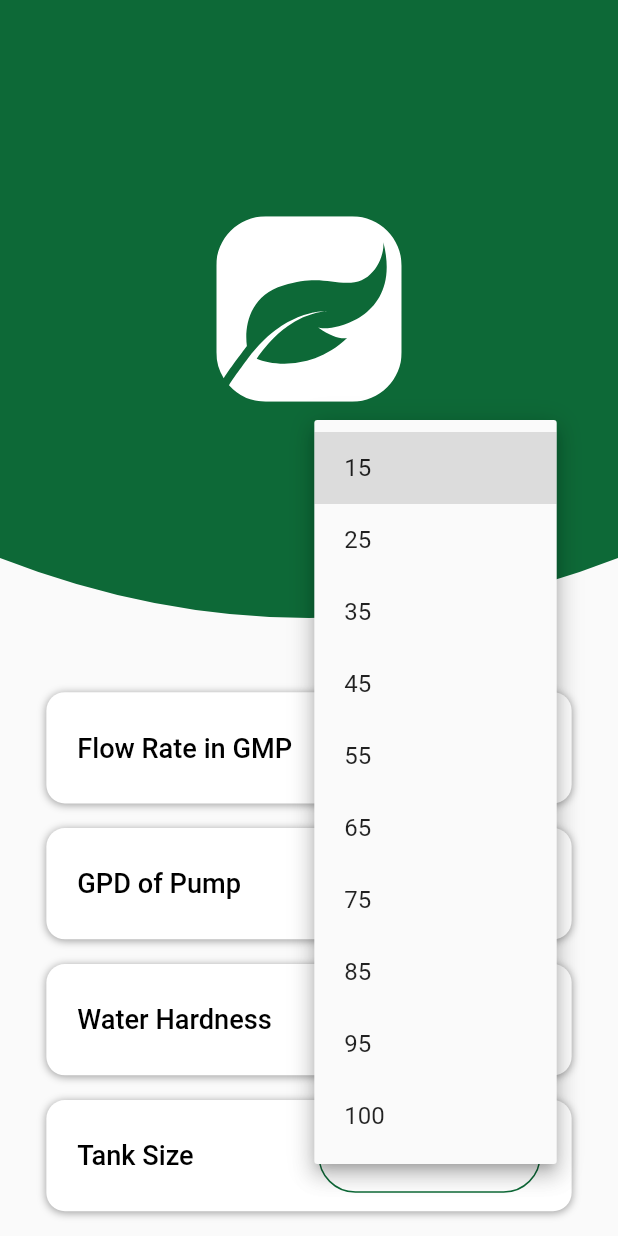
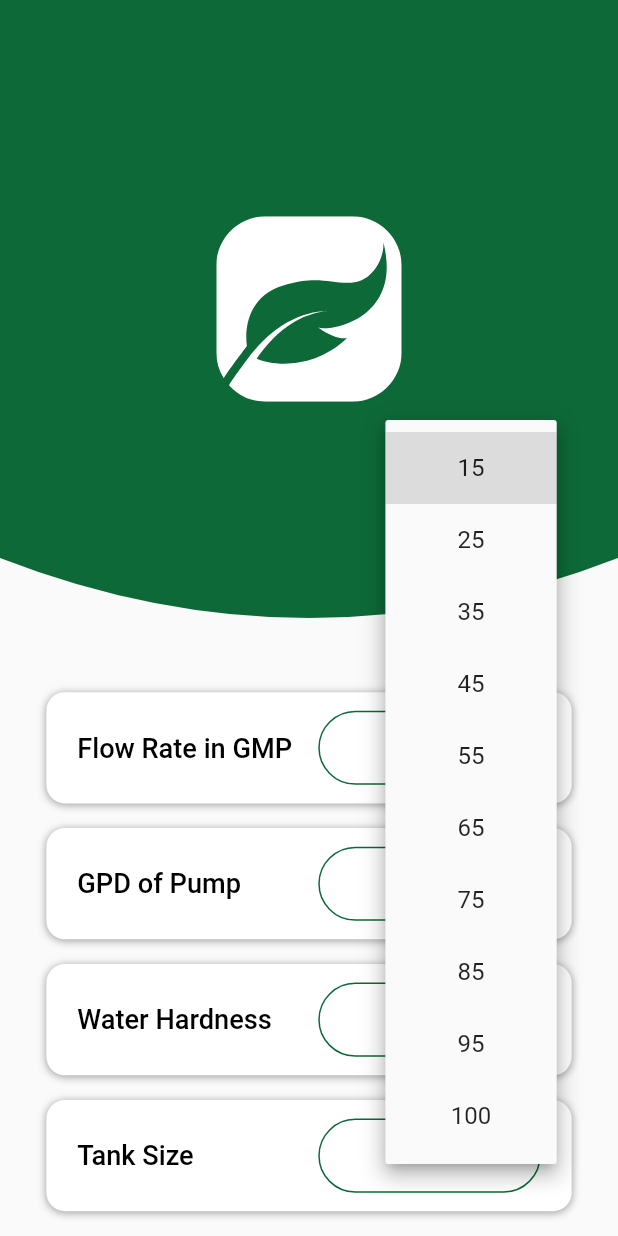
Before and after one commit to GithubUser18974/Hydro-Done, a Flutter app: the CalciumPreventionPage screen opened by its route, after a tap on "--", on a phone screen of 412 x 824 dp. Run offline on Flutter 3.47's test engine with Material 2 defaults, Android fonts, the phone set to English and light mode, and no system bars; our stand-ins replace flutter_custom_clippers, flutter_svg.

Commit message:
DropDownWidget Flex , Centered

```diff
--- a/lib/Widgets/DropDownWidget.dart
+++ b/lib/Widgets/DropDownWidget.dart
@@ -47,16 +47,17 @@ class _DropDownWidgetState extends State<DropDownWidget> {
         mainAxisAlignment: MainAxisAlignment.spaceBetween,
         children: [
           Text(widget.text, style: textStyle3(height)),
-          DropdownButtonHideUnderline(
+          Flexible(
+            child: DropdownButtonHideUnderline(
               child: Container(
                 height: height * .06,
                 width: width * .36,
-              padding: EdgeInsets.symmetric(
-                  horizontal: width * .03, vertical: height * .005),
+                padding: EdgeInsets.only(right: width * .03,left: width * .145, top: height * .005, bottom: height * .005),
                 decoration: BoxDecoration(
                   border: Border.all(color: mainColor),
                   borderRadius: BorderRadius.circular(width * .1),
                 ),
+                // alignment: Alignment.center,
                 child: DropdownButton<String>(
                   hint: Text('--'),
                   value: dropdownValue,
@@ -75,12 +76,10 @@ class _DropDownWidgetState extends State<DropDownWidget> {
                       .map<DropdownMenuItem<String>>((String value) {
                     return DropdownMenuItem<String>(
                       value: value,
-                    child: Padding(
-                      padding: EdgeInsets.only(left: 4),
-                      child: Text(value),
-                    ),
+                      child: Center(child: Text(value)),
                     );
                   }).toList(),
+                ),
               ),
             ),
           ),
```
Lines whose indentation alone changed are shown as unchanged.
